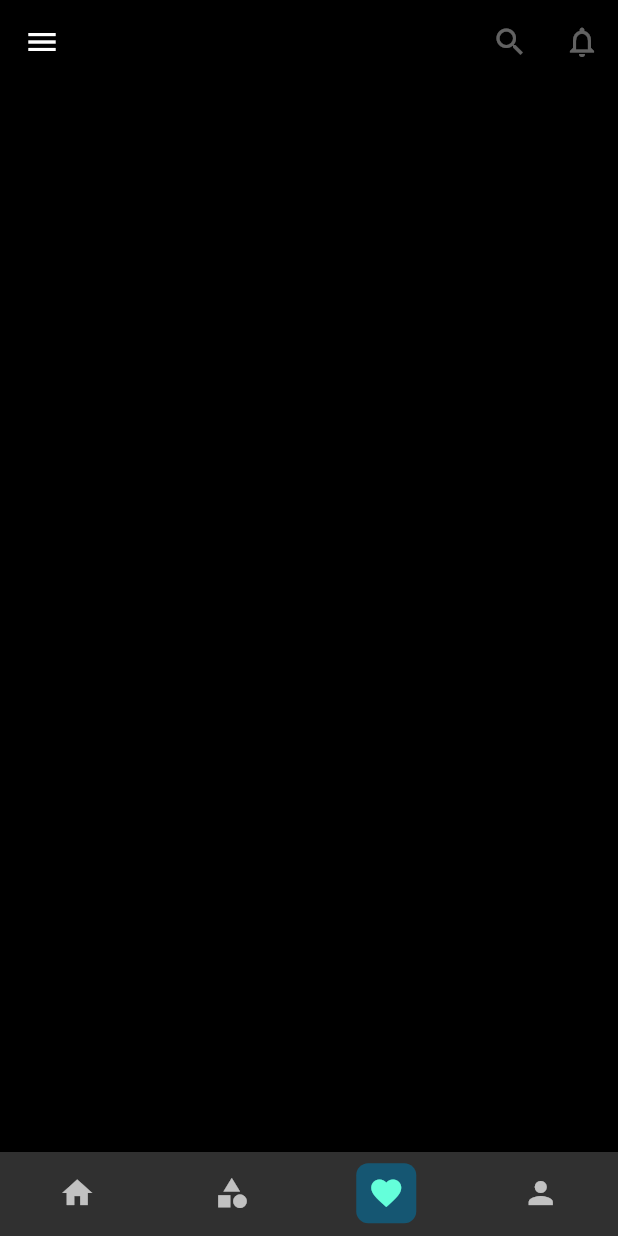
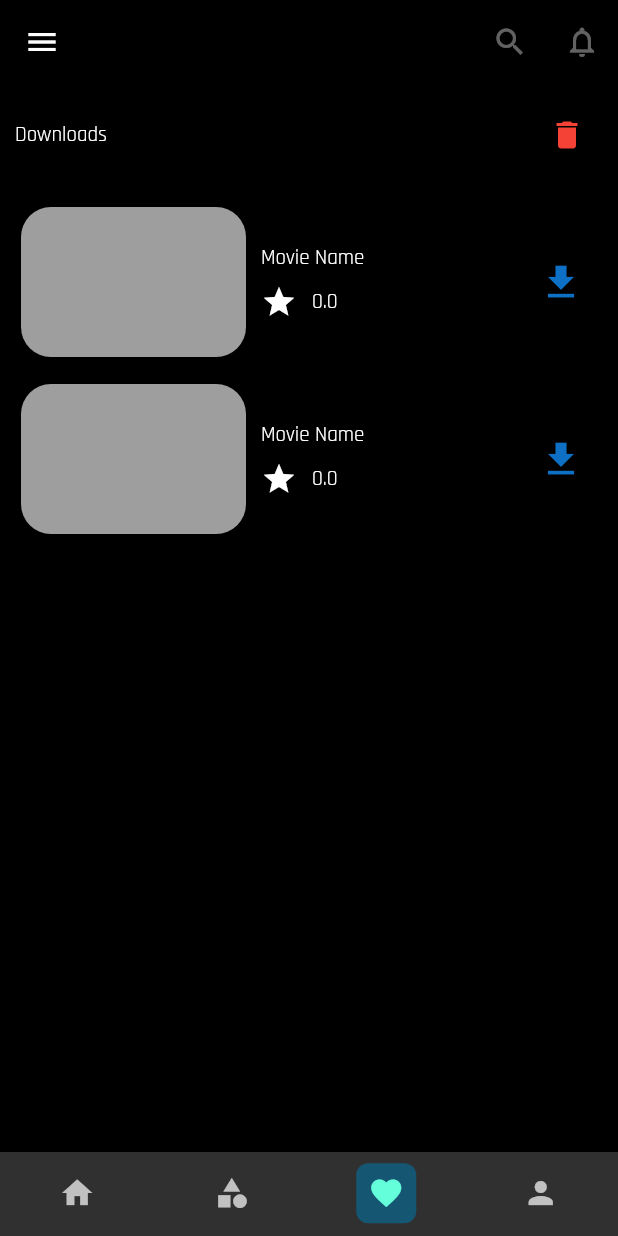
Before and after one commit to mbaka-bilal/freetv, a Flutter app: the Home screen opened by its route, item 3 of the bottom bar chosen, on a phone screen of 412 x 824 dp. Run offline on Flutter 3.47's test engine with Material 2 defaults, Android fonts, the phone set to English and light mode, and no system bars; our stand-ins replace font_awesome_flutter.

Commit message:
Downloads page UI template

```diff
--- /dev/null
+++ b/lib/pages/downloads.dart
@@ -0,0 +1,153 @@
+import 'package:flutter/material.dart';
+
+class Downloads extends StatefulWidget {
+  const Downloads({Key? key}) : super(key: key);
+
+  @override
+  State<Downloads> createState() => _DownloadsState();
+}
+
+class _DownloadsState extends State<Downloads> {
+  bool toDelete = false; //if user clicks on delete
+  // final double width = MediaQuery.of(context).size.width;
+  // final double height = MediaQuery.of(context).size.height;
+
+
+  @override
+  Widget build(BuildContext context) {
+    final double width = MediaQuery.of(context).size.width;
+    final double height = MediaQuery.of(context).size.height;
+
+
+    return Scaffold(
+      backgroundColor: Colors.black,
+      body:
+          Padding(padding: EdgeInsets.only(
+            right: 10,
+            left: 10,
+            top: 10,
+            bottom: 10,
+
+          ),
+          child: Column(
+            crossAxisAlignment: CrossAxisAlignment.start,
+        children: [
+          (toDelete) ? Padding(
+
+            padding: EdgeInsets.only(top: 10),
+            child: Transform.scale(
+              scale: 1.3,
+              child: Checkbox(
+
+                  value: toDelete, onChanged: (value){
+                setState(() {
+                  toDelete = value!;
+                });
+              }),
+            ),
+          ):
+
+          Row(
+            mainAxisAlignment: MainAxisAlignment.spaceBetween,
+            children: [
+              Text("Downloads"),
+              IconButton(onPressed:() {
+                setState((){
+                  toDelete = true;
+                });
+              }, icon: Icon(Icons.delete,color: Colors.red,))
+            ],
+          ),
+          SizedBox(
+            height: 20,
+          ),
+          Expanded(
+            child: ListView.separated(itemBuilder: (ctx,index) {
+              return Row(
+                children: [
+                   ItemsCard(isDelete: toDelete),
+                ],
+              );
+            }, separatorBuilder: (ctx,index){
+              return SizedBox(
+                height: 10,
+              );
+            }, itemCount: 2),
+          )
+        ],
+    )
+          )
+
+    );
+  }
+}
+
+
+class ItemsCard extends StatefulWidget {
+  final bool isDelete;
+
+  const ItemsCard({Key? key,required this.isDelete}) : super(key: key);
+
+  @override
+  State<ItemsCard> createState() => _ItemsCardState();
+}
+
+class _ItemsCardState extends State<ItemsCard> {
+  bool isSelected = false;
+
+  @override
+  Widget build(BuildContext context) {
+    return Expanded(
+      child: Card(
+        color: Colors.black,
+        child: Row(
+          children: [
+
+          if  (widget.isDelete)  Checkbox(value: isSelected, onChanged: (value){
+            setState(() {
+              isSelected = value!;
+            });
+          }),
+
+            Container(
+              width: 150,
+              height: 100,
+              decoration: BoxDecoration(
+                borderRadius: BorderRadius.circular(20),
+                color: Colors.grey,
+
+              ),
+            ),
+            SizedBox(
+              width: 10,
+            ),
+            Column(
+              mainAxisAlignment: MainAxisAlignment.center,
+              crossAxisAlignment: CrossAxisAlignment.start,
+              children: [
+                Padding(
+                    padding: const EdgeInsets.only(bottom: 8.0),
+                    child: Text("Movie Name")
+                ),
+                Row(
+                  children: [
+                    Icon(Icons.star),
+                    SizedBox(
+                      width: 10,
+                    ),
+                    Text("0.0")
+                  ],
+                ),
+              ],
+            ),
+            Spacer(),
+            IconButton(
+              onPressed: null,
+              icon: Icon(Icons.download_sharp,color: Color(0xFF0D70C4),size: 30,),
+            ),
+          ],
+        ),
+      ),
+    );
+  }
+}
--- a/lib/pages/home.dart
+++ b/lib/pages/home.dart
@@ -1,7 +1,9 @@
 import 'package:flutter/material.dart';
+
 
 import '../pages/latest_movies.dart';
 import '../pages/categories.dart';
+import '../pages/downloads.dart';
 
 class Home extends StatefulWidget {
   const Home({Key? key}) : super(key: key);
@@ -19,6 +21,8 @@ class _HomeState extends State<Home> {
       return LatestMovies();
     }else if (index == 1){
       return Categories();
+    }else if (index == 2){
+      return Downloads();
     }
     else{
       return Container();
```
